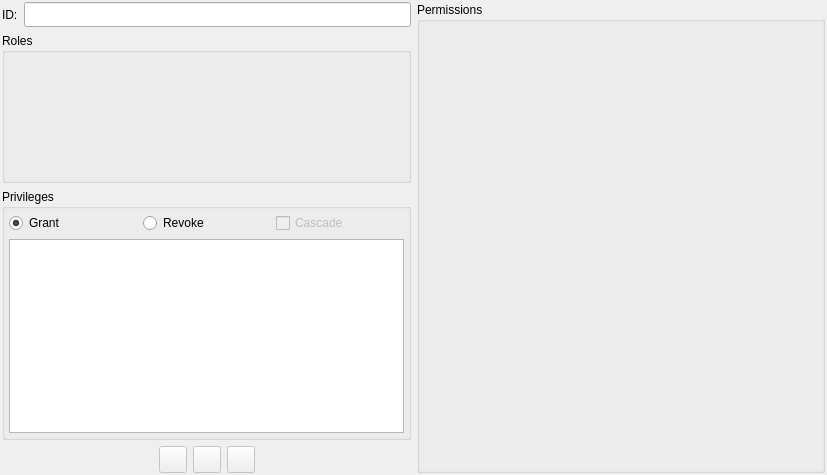
pgmodeler/pgmodeler, file libpgmodeler_ui/ui/permissionwidget.ui: the form before one commit.
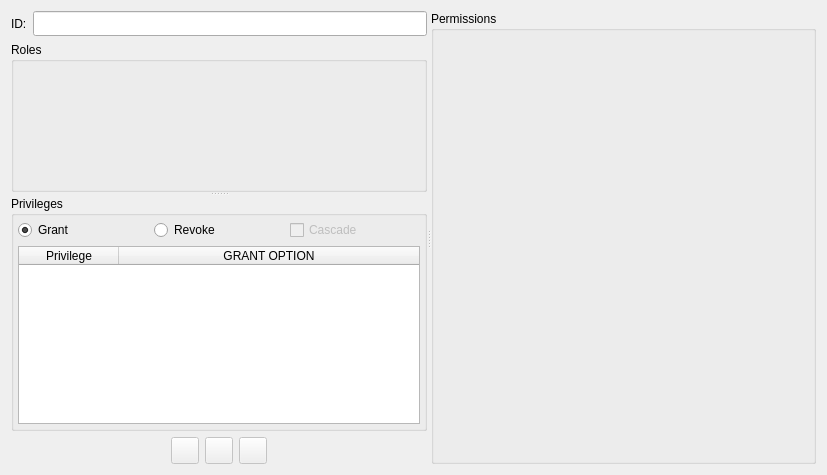
The form after the commit. Icons and pictures are not drawn.

Commit message: Fixed permissions for views. (issue #175)

What changed in the file:
```diff
--- a/libpgmodeler_ui/ui/permissionwidget.ui
+++ b/libpgmodeler_ui/ui/permissionwidget.ui
@@ -26,38 +26,17 @@
    <string>Form</string>
   </property>
   <layout class="QGridLayout" name="permission_grid">
-   <property name="margin">
-    <number>2</number>
-   </property>
    <property name="spacing">
     <number>6</number>
    </property>
-   <item row="1" column="0">
-    <widget class="QGroupBox" name="roles_gb">
-     <property name="sizePolicy">
-      <sizepolicy hsizetype="Expanding" vsizetype="Preferred">
-       <horstretch>0</horstretch>
-       <verstretch>0</verstretch>
-      </sizepolicy>
-     </property>
-     <property name="minimumSize">
-      <size>
-       <width>0</width>
-       <height>150</height>
-      </size>
-     </property>
-     <property name="maximumSize">
-      <size>
-       <width>16777215</width>
-       <height>16777215</height>
-      </size>
-     </property>
-     <property name="title">
-      <string>Roles</string>
-     </property>
-    </widget>
-   </item>
    <item row="0" column="0">
+    <widget class="QSplitter" name="splitter_2">
+     <property name="orientation">
+      <enum>Qt::Horizontal</enum>
+     </property>
+     <widget class="QWidget" name="">
+      <layout class="QVBoxLayout" name="verticalLayout">
+       <item>
     <layout class="QHBoxLayout" name="horizontalLayout">
      <item>
       <widget class="QLabel" name="id_lbl">
@@ -104,18 +83,22 @@
      </item>
     </layout>
    </item>
-   <item row="0" column="1" rowspan="4">
-    <widget class="QGroupBox" name="permissions_gb">
+       <item>
+        <widget class="QSplitter" name="splitter">
+         <property name="orientation">
+          <enum>Qt::Vertical</enum>
+         </property>
+         <widget class="QGroupBox" name="roles_gb">
      <property name="sizePolicy">
-      <sizepolicy hsizetype="Expanding" vsizetype="Expanding">
+           <sizepolicy hsizetype="Expanding" vsizetype="Preferred">
        <horstretch>0</horstretch>
        <verstretch>0</verstretch>
       </sizepolicy>
      </property>
      <property name="minimumSize">
       <size>
-       <width>250</width>
-       <height>0</height>
+            <width>0</width>
+            <height>150</height>
       </size>
      </property>
      <property name="maximumSize">
@@ -125,128 +108,9 @@
       </size>
      </property>
      <property name="title">
-      <string>Permissions</string>
-     </property>
-    </widget>
-   </item>
-   <item row="3" column="0">
-    <layout class="QHBoxLayout" name="horizontalLayout_2">
-     <item>
-      <spacer name="horizontalSpacer_2">
-       <property name="orientation">
-        <enum>Qt::Horizontal</enum>
-       </property>
-       <property name="sizeHint" stdset="0">
-        <size>
-         <width>35</width>
-         <height>20</height>
-        </size>
-       </property>
-      </spacer>
-     </item>
-     <item>
-      <widget class="QToolButton" name="add_perm_tb">
-       <property name="enabled">
-        <bool>false</bool>
-       </property>
-       <property name="sizePolicy">
-        <sizepolicy hsizetype="Preferred" vsizetype="Preferred">
-         <horstretch>0</horstretch>
-         <verstretch>0</verstretch>
-        </sizepolicy>
-       </property>
-       <property name="toolTip">
-        <string>Add Permission</string>
-       </property>
-       <property name="text">
-        <string/>
-       </property>
-       <property name="icon">
-        <iconset resource="../res/resources.qrc">
-         <normaloff>:/icones/icones/adicionar.png</normaloff>:/icones/icones/adicionar.png</iconset>
-       </property>
-       <property name="iconSize">
-        <size>
-         <width>20</width>
-         <height>20</height>
-        </size>
-       </property>
-      </widget>
-     </item>
-     <item>
-      <widget class="QToolButton" name="upd_perm_tb">
-       <property name="enabled">
-        <bool>false</bool>
-       </property>
-       <property name="sizePolicy">
-        <sizepolicy hsizetype="Preferred" vsizetype="Preferred">
-         <horstretch>0</horstretch>
-         <verstretch>0</verstretch>
-        </sizepolicy>
-       </property>
-       <property name="toolTip">
-        <string>Update Permission</string>
-       </property>
-       <property name="text">
-        <string/>
-       </property>
-       <property name="icon">
-        <iconset resource="../res/resources.qrc">
-         <normaloff>:/icones/icones/atualizar.png</normaloff>:/icones/icones/atualizar.png</iconset>
-       </property>
-       <property name="iconSize">
-        <size>
-         <width>20</width>
-         <height>20</height>
-        </size>
-       </property>
-      </widget>
-     </item>
-     <item>
-      <widget class="QToolButton" name="cancel_tb">
-       <property name="enabled">
-        <bool>false</bool>
-       </property>
-       <property name="sizePolicy">
-        <sizepolicy hsizetype="Preferred" vsizetype="Preferred">
-         <horstretch>0</horstretch>
-         <verstretch>0</verstretch>
-        </sizepolicy>
-       </property>
-       <property name="toolTip">
-        <string>Cancel Operation</string>
-       </property>
-       <property name="text">
-        <string/>
-       </property>
-       <property name="icon">
-        <iconset resource="../res/resources.qrc">
-         <normaloff>:/icones/icones/fechar1.png</normaloff>:/icones/icones/fechar1.png</iconset>
-       </property>
-       <property name="iconSize">
-        <size>
-         <width>20</width>
-         <height>20</height>
-        </size>
-       </property>
-      </widget>
-     </item>
-     <item>
-      <spacer name="horizontalSpacer">
-       <property name="orientation">
-        <enum>Qt::Horizontal</enum>
-       </property>
-       <property name="sizeHint" stdset="0">
-        <size>
-         <width>35</width>
-         <height>20</height>
-        </size>
-       </property>
-      </spacer>
-     </item>
-    </layout>
-   </item>
-   <item row="2" column="0">
+           <string>Roles</string>
+          </property>
+         </widget>
     <widget class="QGroupBox" name="privileges_gb">
      <property name="sizePolicy">
       <sizepolicy hsizetype="Preferred" vsizetype="Preferred">
@@ -315,7 +179,7 @@
          <enum>QAbstractItemView::SelectRows</enum>
         </property>
         <attribute name="horizontalHeaderVisible">
-         <bool>false</bool>
+              <bool>true</bool>
         </attribute>
         <attribute name="horizontalHeaderStretchLastSection">
          <bool>true</bool>
@@ -336,6 +200,151 @@
        </widget>
       </item>
      </layout>
+         </widget>
+        </widget>
+       </item>
+       <item>
+        <layout class="QHBoxLayout" name="horizontalLayout_2">
+         <item>
+          <spacer name="horizontalSpacer_2">
+           <property name="orientation">
+            <enum>Qt::Horizontal</enum>
+           </property>
+           <property name="sizeHint" stdset="0">
+            <size>
+             <width>35</width>
+             <height>20</height>
+            </size>
+           </property>
+          </spacer>
+         </item>
+         <item>
+          <widget class="QToolButton" name="add_perm_tb">
+           <property name="enabled">
+            <bool>false</bool>
+           </property>
+           <property name="sizePolicy">
+            <sizepolicy hsizetype="Preferred" vsizetype="Preferred">
+             <horstretch>0</horstretch>
+             <verstretch>0</verstretch>
+            </sizepolicy>
+           </property>
+           <property name="toolTip">
+            <string>Add Permission</string>
+           </property>
+           <property name="text">
+            <string/>
+           </property>
+           <property name="icon">
+            <iconset resource="../res/resources.qrc">
+             <normaloff>:/icones/icones/adicionar.png</normaloff>:/icones/icones/adicionar.png</iconset>
+           </property>
+           <property name="iconSize">
+            <size>
+             <width>20</width>
+             <height>20</height>
+            </size>
+           </property>
+          </widget>
+         </item>
+         <item>
+          <widget class="QToolButton" name="upd_perm_tb">
+           <property name="enabled">
+            <bool>false</bool>
+           </property>
+           <property name="sizePolicy">
+            <sizepolicy hsizetype="Preferred" vsizetype="Preferred">
+             <horstretch>0</horstretch>
+             <verstretch>0</verstretch>
+            </sizepolicy>
+           </property>
+           <property name="toolTip">
+            <string>Update Permission</string>
+           </property>
+           <property name="text">
+            <string/>
+           </property>
+           <property name="icon">
+            <iconset resource="../res/resources.qrc">
+             <normaloff>:/icones/icones/atualizar.png</normaloff>:/icones/icones/atualizar.png</iconset>
+           </property>
+           <property name="iconSize">
+            <size>
+             <width>20</width>
+             <height>20</height>
+            </size>
+           </property>
+          </widget>
+         </item>
+         <item>
+          <widget class="QToolButton" name="cancel_tb">
+           <property name="enabled">
+            <bool>false</bool>
+           </property>
+           <property name="sizePolicy">
+            <sizepolicy hsizetype="Preferred" vsizetype="Preferred">
+             <horstretch>0</horstretch>
+             <verstretch>0</verstretch>
+            </sizepolicy>
+           </property>
+           <property name="toolTip">
+            <string>Cancel Operation</string>
+           </property>
+           <property name="text">
+            <string/>
+           </property>
+           <property name="icon">
+            <iconset resource="../res/resources.qrc">
+             <normaloff>:/icones/icones/fechar1.png</normaloff>:/icones/icones/fechar1.png</iconset>
+           </property>
+           <property name="iconSize">
+            <size>
+             <width>20</width>
+             <height>20</height>
+            </size>
+           </property>
+          </widget>
+         </item>
+         <item>
+          <spacer name="horizontalSpacer">
+           <property name="orientation">
+            <enum>Qt::Horizontal</enum>
+           </property>
+           <property name="sizeHint" stdset="0">
+            <size>
+             <width>35</width>
+             <height>20</height>
+            </size>
+           </property>
+          </spacer>
+         </item>
+        </layout>
+       </item>
+      </layout>
+     </widget>
+     <widget class="QGroupBox" name="permissions_gb">
+      <property name="sizePolicy">
+       <sizepolicy hsizetype="Expanding" vsizetype="Expanding">
+        <horstretch>0</horstretch>
+        <verstretch>0</verstretch>
+       </sizepolicy>
+      </property>
+      <property name="minimumSize">
+       <size>
+        <width>250</width>
+        <height>0</height>
+       </size>
+      </property>
+      <property name="maximumSize">
+       <size>
+        <width>16777215</width>
+        <height>16777215</height>
+       </size>
+      </property>
+      <property name="title">
+       <string>Permissions</string>
+      </property>
+     </widget>
     </widget>
    </item>
   </layout>
```
Lines whose indentation alone changed are shown as unchanged. The commit also changes 3 other files.
